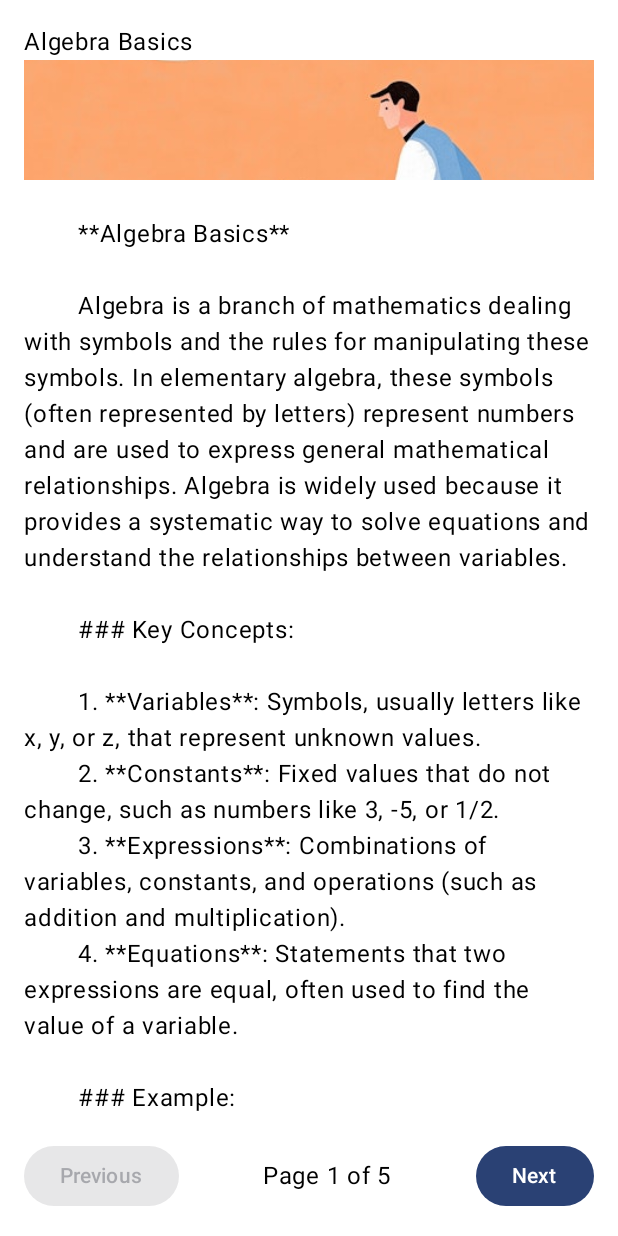
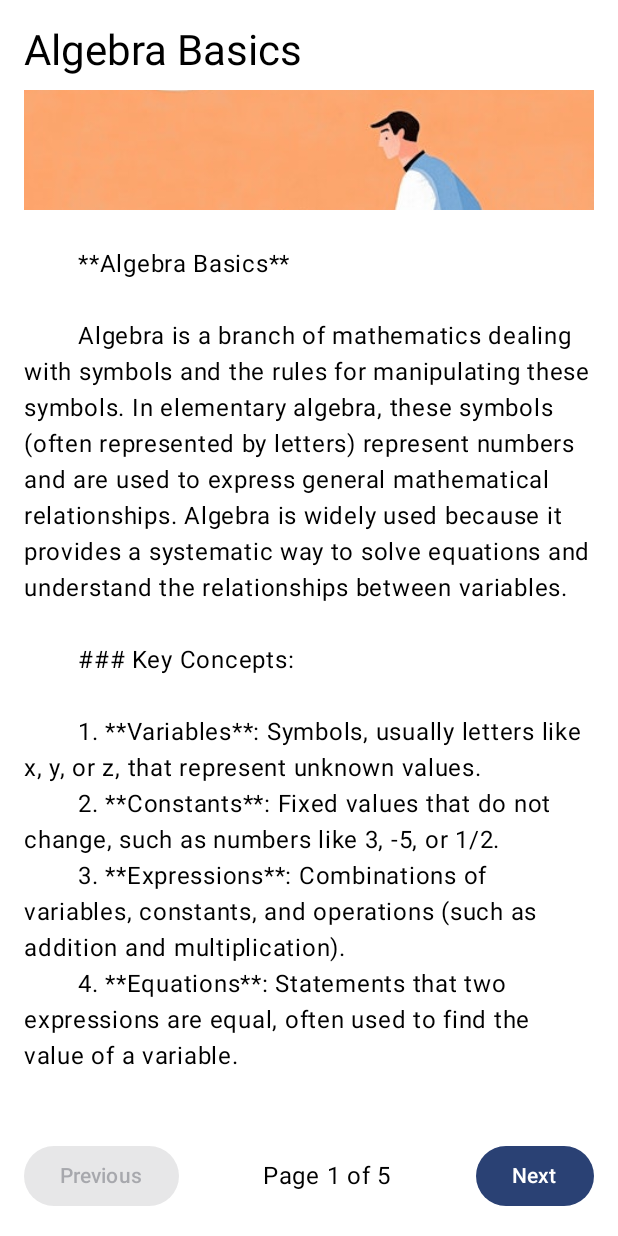
Before and after one commit to heisenbrxg/MINE-MINDS, an Android app built with Jetpack Compose: the composable LearningMaterialScreen called with empty values, on a phone screen of 412 x 824 dp. Run offline under Robolectric (Android 15) with nearby library versions, the phone set to English and light mode, and no system bars; our stand-ins replace livedata-compose; pictures from the network do not load.

Commit message:
refactor: Beautify LearningMaterial

```diff
--- a/app/src/main/java/com/tl/mineminds/ui/component/LearningMaterial.kt
+++ b/app/src/main/java/com/tl/mineminds/ui/component/LearningMaterial.kt
@@ -4,10 +4,12 @@ import androidx.compose.foundation.Image
 import androidx.compose.foundation.gestures.Orientation
 import androidx.compose.foundation.gestures.scrollable
 import androidx.compose.foundation.layout.Column
+import androidx.compose.foundation.layout.Spacer
 import androidx.compose.foundation.layout.fillMaxWidth
 import androidx.compose.foundation.layout.height
 import androidx.compose.foundation.rememberScrollState
 import androidx.compose.foundation.verticalScroll
+import androidx.compose.material3.MaterialTheme
 import androidx.compose.material3.Text
 import androidx.compose.runtime.Composable
 import androidx.compose.ui.Modifier
@@ -23,7 +25,8 @@ import com.tl.mineminds.entity.LearningMaterial
 fun LearningMaterial(learningMaterial: LearningMaterial) {
     val scrollable = rememberScrollState()
     Column(modifier = Modifier.verticalScroll(scrollable)) {
-        Text(text = learningMaterial.title)
+        Text(text = learningMaterial.title, style = MaterialTheme.typography.headlineMedium)
+        Spacer(modifier = Modifier.height(8.dp))
         Image(painter = rememberImagePainter(R.drawable.login_illustration), contentDescription = "", contentScale = ContentScale.Crop, modifier = Modifier
             .fillMaxWidth()
             .height(80.dp))
```
